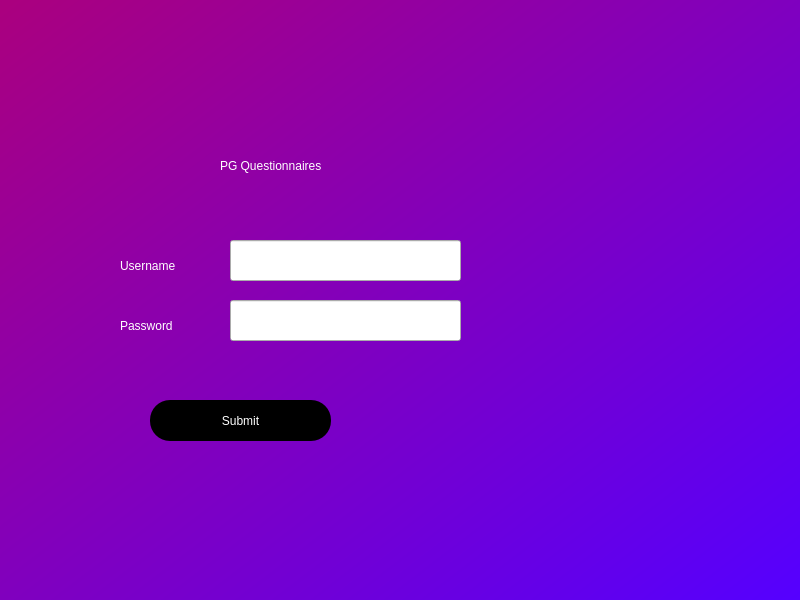
Before: the Qt Designer form main_dialog.ui in allan-kirui/Web-Control-Questionnaire, drawn with Qt 5.
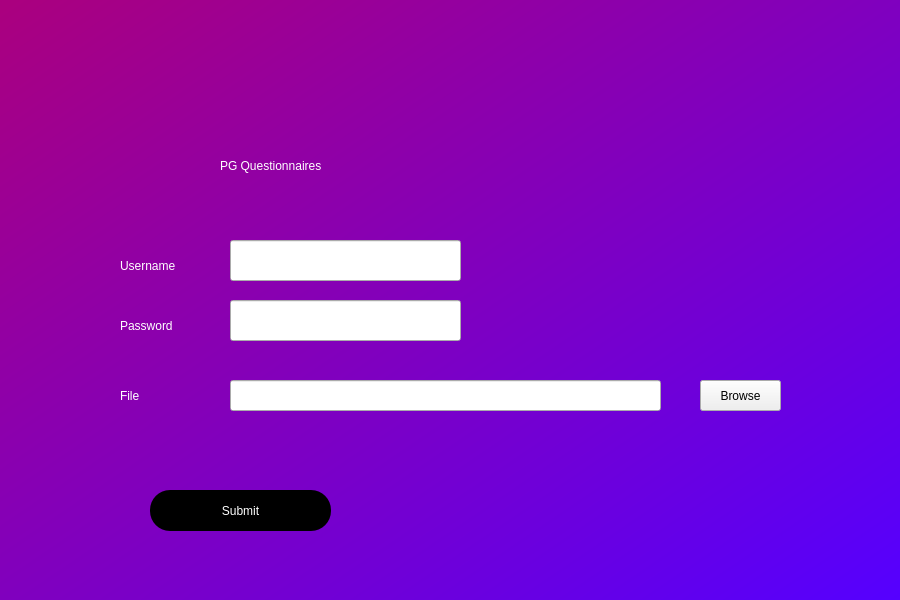
After: the same form once the commit is applied.

Patch:
```diff
--- a/main_dialog.ui
+++ b/main_dialog.ui
@@ -6,7 +6,7 @@
    <rect>
     <x>0</x>
     <y>0</y>
-    <width>800</width>
+    <width>900</width>
     <height>600</height>
    </rect>
   </property>
@@ -18,7 +18,7 @@
     <rect>
      <x>0</x>
      <y>0</y>
-     <width>800</width>
+     <width>900</width>
      <height>600</height>
     </rect>
    </property>
@@ -46,7 +46,7 @@
     <property name="geometry">
      <rect>
       <x>150</x>
-      <y>400</y>
+      <y>490</y>
       <width>181</width>
       <height>41</height>
      </rect>
@@ -113,6 +113,62 @@
      <string>Password</string>
     </property>
    </widget>
+   <widget class="QLabel" name="label_4">
+    <property name="geometry">
+     <rect>
+      <x>120</x>
+      <y>380</y>
+      <width>91</width>
+      <height>31</height>
+     </rect>
+    </property>
+    <property name="styleSheet">
+     <string notr="true">font: 14pt &quot;MS Shell Dlg 2&quot;;color:white</string>
+    </property>
+    <property name="text">
+     <string>File</string>
+    </property>
+   </widget>
+   <widget class="QLineEdit" name="filename">
+    <property name="geometry">
+     <rect>
+      <x>230</x>
+      <y>380</y>
+      <width>431</width>
+      <height>31</height>
+     </rect>
+    </property>
+   </widget>
+   <widget class="QPushButton" name="browse">
+    <property name="geometry">
+     <rect>
+      <x>700</x>
+      <y>380</y>
+      <width>81</width>
+      <height>31</height>
+     </rect>
+    </property>
+    <property name="text">
+     <string>Browse</string>
+    </property>
+   </widget>
+   <widget class="QLabel" name="error">
+    <property name="geometry">
+     <rect>
+      <x>136</x>
+      <y>450</y>
+      <width>411</width>
+      <height>41</height>
+     </rect>
+    </property>
+    <property name="styleSheet">
+     <string notr="true">color:red;
+font: 14pt &quot;MS Shell Dlg 2&quot;;</string>
+    </property>
+    <property name="text">
+     <string/>
+    </property>
+   </widget>
   </widget>
  </widget>
  <resources/>
```
Left out of the diff: 6 changed lines with no effect on the pictures.
